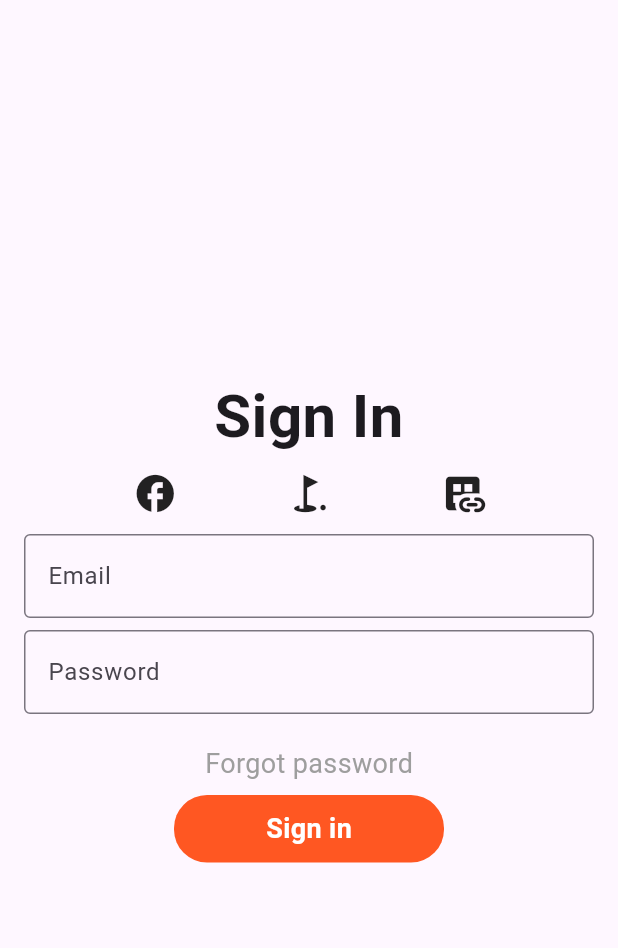
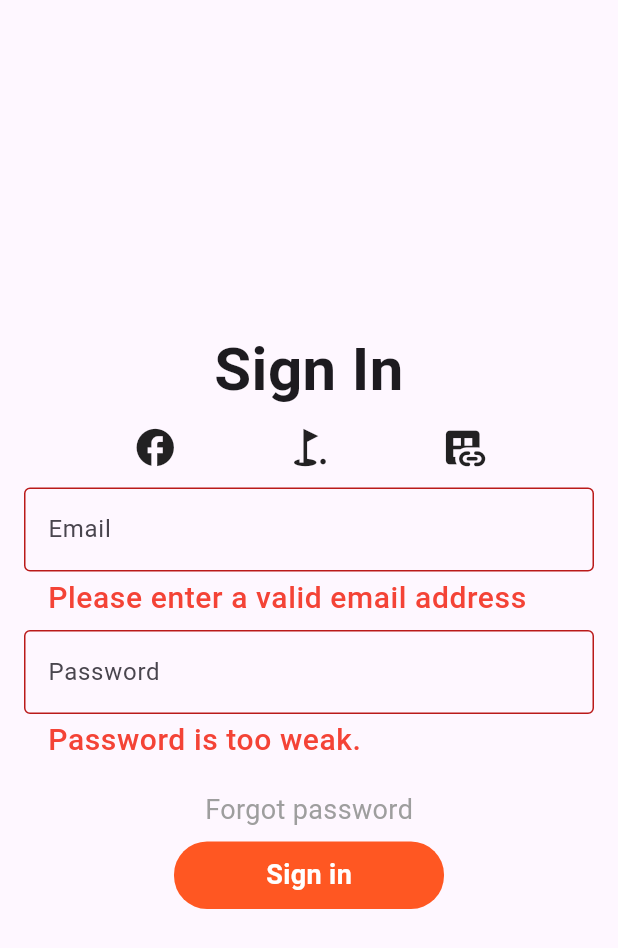
Before and after one commit to mehedi4958/clean-arc-login, a Flutter app: the screen it shows after launch, after a tap on "Sign in", on a phone screen of 412 x 824 dp. Shown: the top 948 px of the screen. Run offline on Flutter 3.47's test engine with Material 3 defaults, Android fonts, the phone set to English and light mode, and no system bars; our stand-ins replace bloc, flutter_bloc.

Commit message:
sign in imitated with bloc clean architecture

```diff
--- a/lib/domain/usecase/person_usecase.dart
+++ b/lib/domain/usecase/person_usecase.dart
@@ -10,6 +10,6 @@ class PersonUserCaseImpl extends PersonUseCase {
   @override
   PersonEntity getPerson({String? email}) {
     PersonEntity personEntity = _personMapper.getPerson(email: email);
-    return PersonEntity(email: '');
+    return PersonEntity(email: personEntity.email);
   }
 }
--- a/lib/presentation/sign_in/sign_in_bloc.dart
+++ b/lib/presentation/sign_in/sign_in_bloc.dart
@@ -1,14 +1,23 @@
 import 'package:bloc/bloc.dart';
+import 'package:clean_arc_login/domain/entity/person_entity.dart';
+import 'package:clean_arc_login/domain/usecase/person_usecase.dart';
 
 import 'sign_in_event.dart';
 import 'sign_in_state.dart';
 
-class Sign_inBloc extends Bloc<Sign_inEvent, Sign_inState> {
-  Sign_inBloc() : super(Sign_inState().init()) {
+class SignInBloc extends Bloc<SignInEvent, SignInState> {
+  SignInBloc() : super(SignInState()) {
     on<InitEvent>(_init);
+    on<SignInTriggerEvent>(_signIn);
   }
 
-  void _init(InitEvent event, Emitter<Sign_inState> emit) async {
-    emit(state.clone());
+  void _init(InitEvent event, Emitter<SignInState> emit) async {}
+
+  void _signIn(SignInTriggerEvent event, Emitter<SignInState> emit) async {
+    PersonUserCaseImpl personUserCaseImpl = PersonUserCaseImpl();
+    PersonEntity personEntity = personUserCaseImpl.getPerson(
+      email: event.email,
+    );
+    emit(state.copyWith(isLoggedIn: true, email: personEntity.email));
   }
 }
--- a/lib/presentation/sign_in/sign_in_event.dart
+++ b/lib/presentation/sign_in/sign_in_event.dart
@@ -1,3 +1,8 @@
-abstract class Sign_inEvent {}
+abstract class SignInEvent {}
 
-class InitEvent extends Sign_inEvent {}
+class InitEvent extends SignInEvent {}
+
+class SignInTriggerEvent extends SignInEvent {
+  SignInTriggerEvent(this.email);
+  String? email;
+}
--- a/lib/presentation/sign_in/sign_in_state.dart
+++ b/lib/presentation/sign_in/sign_in_state.dart
@@ -1,9 +1,12 @@
-class Sign_inState {
-  Sign_inState init() {
-    return Sign_inState();
-  }
+class SignInState {
+  SignInState({this.isLoggedIn, this.email});
+  bool? isLoggedIn = false;
+  String? email = '';
 
-  Sign_inState clone() {
-    return Sign_inState();
+  SignInState copyWith({bool? isLoggedIn, String? email}) {
+    return SignInState(
+      isLoggedIn: isLoggedIn ?? false,
+      email: email ?? 'test@test.com',
+    );
   }
 }
--- a/lib/presentation/sign_in/sign_in_view.dart
+++ b/lib/presentation/sign_in/sign_in_view.dart
@@ -1,3 +1,5 @@
+import 'package:clean_arc_login/presentation/sign_in/sign_in_state.dart';
+import 'package:clean_arc_login/presentation/welcome/welcome_page.dart';
 import 'package:flutter/material.dart';
 import 'package:flutter_bloc/flutter_bloc.dart';
 
@@ -10,7 +12,7 @@ class SignInPage extends StatelessWidget {
   @override
   Widget build(BuildContext context) {
     return BlocProvider(
-      create: (BuildContext context) => Sign_inBloc()..add(InitEvent()),
+      create: (BuildContext context) => SignInBloc()..add(InitEvent()),
       child: Builder(builder: (context) => _buildPage(context)),
     );
   }
@@ -19,12 +21,24 @@ class SignInPage extends StatelessWidget {
     TextEditingController emailController = TextEditingController();
     TextEditingController passwordController = TextEditingController();
     GlobalKey<FormState> formKey = GlobalKey<FormState>();
-    final bloc = BlocProvider.of<Sign_inBloc>(context);
+    final bloc = BlocProvider.of<SignInBloc>(context);
 
     return Scaffold(
-      body: Center(
+      body: BlocBuilder<SignInBloc, SignInState>(
+        builder: (context, state) {
+          if (state.isLoggedIn == true) {
+            Future.delayed(Duration(milliseconds: 500), () {
+              Navigator.of(context).push(
+                MaterialPageRoute(
+                  builder: (context) => WelcomePage(name: state.email!),
+                ),
+              );
+            });
+          }
+          return Center(
             child: SingleChildScrollView(
               child: Form(
+                key: formKey,
                 child: Padding(
                   padding: const EdgeInsets.all(16.0),
                   child: Column(
@@ -99,13 +113,20 @@ class SignInPage extends StatelessWidget {
                       ),
                       SizedBox(height: 8.0),
                       InkWell(
-                    onTap: () {},
+                        onTap: () {
+                          if (formKey.currentState?.validate() ?? false) {
+                            formKey.currentState?.save();
+                            bloc.add(SignInTriggerEvent(emailController.text));
+                          }
+                        },
                         child: Container(
                           height: 45.0,
                           width: 180.0,
                           decoration: BoxDecoration(
                             color: Colors.deepOrange,
-                        borderRadius: BorderRadius.all(Radius.circular(22.0)),
+                            borderRadius: BorderRadius.all(
+                              Radius.circular(22.0),
+                            ),
                           ),
                           child: Center(
                             child: Text(
@@ -124,6 +145,8 @@ class SignInPage extends StatelessWidget {
                 ),
               ),
             ),
+          );
+        },
       ),
     );
   }
```
Lines whose indentation alone changed are shown as unchanged.
